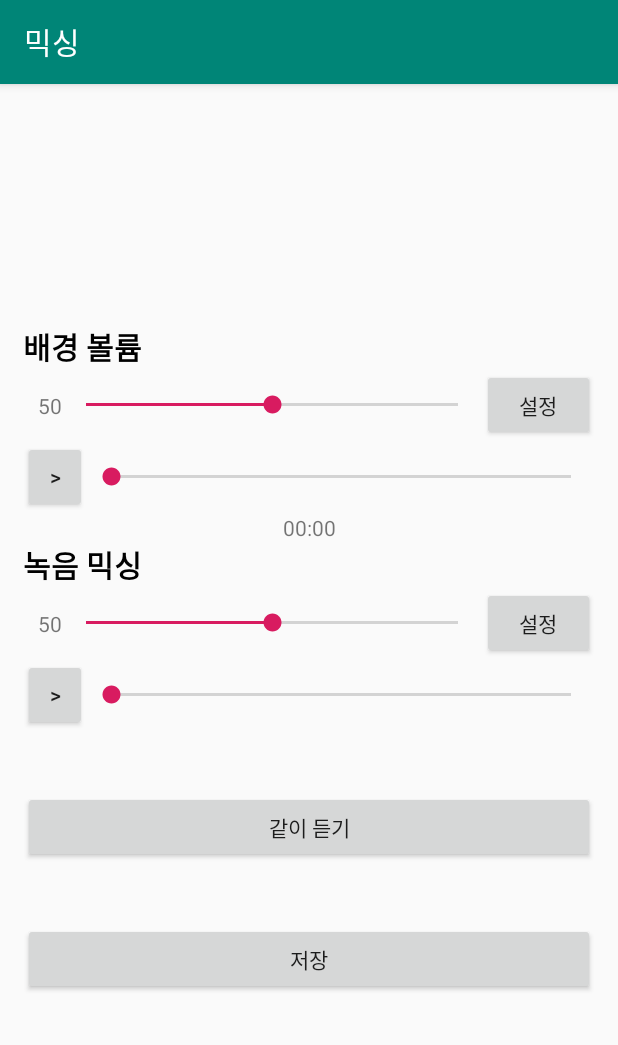
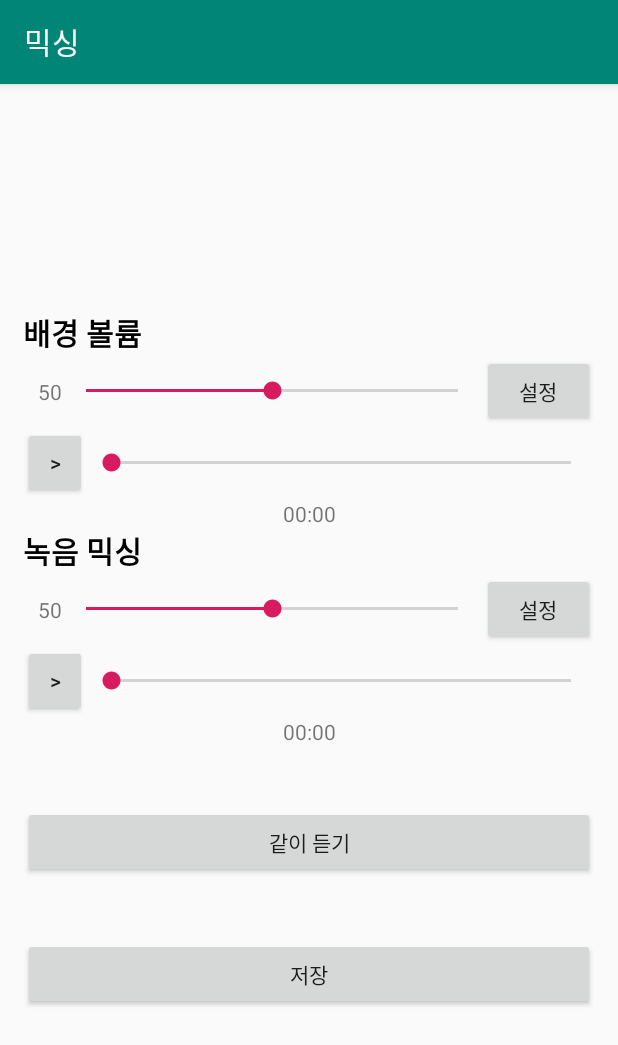
Before and after one commit to kkjunhyeok/underdog, an Android app: the mixing screen opened directly, with no data from a screen before it, after a tap on "설정", on a phone screen of 412 x 824 dp. Shown: the top 1045 px of the screen. Run offline under Robolectric (Android 15) with nearby library versions, the phone set to English and light mode, and no system bars; libraries missing offline, so code that uses them is left out: com.arthenica.mobileffmpeg; 15 statements that could not run were skipped.

Commit message:
add mixing(vol + mix)

```diff
--- a/camera/src/main/java/com/underdog/raver/mixing.java
+++ b/camera/src/main/java/com/underdog/raver/mixing.java
@@ -42,29 +42,32 @@ public class mixing extends AppCompatActivity {
     private Button btn_set_vol, btn_set_mix, btn_play_vol, btn_play_mix;
     Button btn_merge, btn_save;
     TextView num_vol, num_mix;
-    String[] command;
+    String[] command_vol, command_mix;
     private MediaPlayer mediaPlayer_mp3, mediaPlayer_mp4;
-    Uri uri_mp3 ; //바꾸는거 mp3
-    private Handler handler;
-    private Runnable runnable;
+    Uri uri_mp3, uri_mp4; //바꾸는거 mp3
+    private Handler handler_vol, handler_mix;
+    private Runnable runnable_vol, runnable_mix ;
 
     @Override
     protected void onCreate(@Nullable Bundle savedInstanceState) {
         super.onCreate(savedInstanceState);
         setContentView(R.layout.activity_mixing);
         getSupportActionBar().setTitle("믹싱");
-        handler = new Handler();
+        handler_vol = new Handler();
+        handler_mix = new Handler();
 
         Toast.makeText(this, "동영상 자르기 완료", Toast.LENGTH_LONG).show();
 
         String videoPath = getIntent().getStringExtra("videoPath");
         String mp3Path = getIntent().getStringExtra("mp3Path");
         String changedmp3=mp3Path.replaceAll("_trim.mp3","_changeVol.mp3");
+        String changedmp4=mp3Path.replaceAll("_trim.mp3","_changeVol.mp4");
 
 
         Uri uri_video = Uri.parse(videoPath);
         Uri uri_ori = Uri.parse(mp3Path);
         uri_mp3 = Uri.parse(changedmp3);
+        uri_mp4 = Uri.parse(changedmp4);
 
         num_vol=findViewById(R.id.num_vol); //옆에 뜨는 숫자
         change_vol=findViewById(R.id.seek_bgm);
@@ -72,8 +75,15 @@ public class mixing extends AppCompatActivity {
         btn_play_vol=findViewById(R.id.play_bgm);
         play_vol=findViewById(R.id.play_bgm_seek);
 
-        TextView time_vol = (TextView)findViewById(R.id.textView6);
+        num_mix=findViewById(R.id.num_mix);
+        change_mix=findViewById(R.id.seek_mix);
+        btn_set_mix=findViewById(R.id.set_mix);
+        btn_play_mix=findViewById(R.id.play_mix);
+        play_mix=findViewById(R.id.play_mix_seek);
 
+
+        TextView time_vol = (TextView)findViewById(R.id.time_vol);
+        TextView time_mix = (TextView)findViewById(R.id.time_mix);
 
 
         //볼륨조절쪽
@@ -99,21 +109,9 @@ public class mixing extends AppCompatActivity {
             public void onClick(View v) {
                 float volvalue = Float.parseFloat(num_vol.getText().toString());
 
-                //ffmpeg -y -i 1.mp4 -filter:a volume=2.0 -c:v copy -c:a aac -map 0 result.mp4
-//                File file = new File(changedmp3);
-////                if(file.exists()) {
-////                    file.delete();
-////                    command = new String[]{"-i",mp3Path,"-filter:a","volume="+volvalue/50,changedmp3};
-////                    //command = new String[]{"-y","-i",mp3Path,"-filter:a","volume="+volvalue/50,"-c:v","copy","-c:a","aac","-map","0",changedmp3};
-////                    execffmpegBinary(command);
-////                }else{
-////                    command = new String[]{"-i",mp3Path,"-filter:a","volume="+volvalue/50,changedmp3};
-////                    //command = new String[]{"-y","-i",mp3Path,"-filter:a","volume="+volvalue/50,"-c:v","copy","-c:a","aac","-map","0",changedmp3};
-////                    execffmpegBinary(command);
-////                }
                 mediaPlayer_mp3.stop();
-                command = new String[]{"-y","-i",mp3Path,"-filter:a","volume="+volvalue/50,changedmp3};
-                execffmpegBinary(command);
+                command_vol = new String[]{"-y","-i",mp3Path,"-filter:a","volume="+volvalue/50,changedmp3};
+                execffmpegBinary(command_vol);
 
                 btn_play_vol.setText(">");
                 time_vol.setText("00:00");
@@ -123,7 +121,7 @@ public class mixing extends AppCompatActivity {
             }
 
         });
-        //
+        //미디어플레이어
         mediaPlayer_mp3.setOnPreparedListener(new MediaPlayer.OnPreparedListener() {
             @Override
             public void onPrepared(MediaPlayer mediaPlayer_mp3) {
@@ -137,7 +135,7 @@ public class mixing extends AppCompatActivity {
                         if(btn_play_vol.getText().toString().equals(">")) {
                             mediaPlayer_mp3.start();
                             btn_play_vol.setText("||");
-                            changeSeekbar();
+                            changeSeekbar_vol();
                         }
                         else{
                             mediaPlayer_mp3.pause();
@@ -148,6 +146,7 @@ public class mixing extends AppCompatActivity {
 
             }
         });
+        //볼륨시작
         play_vol.setOnSeekBarChangeListener(new SeekBar.OnSeekBarChangeListener() {
             @Override
             public void onProgressChanged(SeekBar seekBar, int progress, boolean fromUser) {
@@ -173,24 +172,112 @@ public class mixing extends AppCompatActivity {
         });
 
 
+        /*믹싱쪽*/
+        mediaPlayer_mp4 = MediaPlayer.create(this,uri_mp4);
+        play_mix.setMax(mediaPlayer_mp4.getDuration());
+        change_mix.setOnSeekBarChangeListener(new SeekBar.OnSeekBarChangeListener() {
+            @Override
+            public void onProgressChanged(SeekBar seekBar, int progress, boolean fromUser) {
+                num_mix.setText(String.valueOf(progress));
+            }
+            @Override
+            public void onStartTrackingTouch(SeekBar seekBar) {
 
+            }
+            @Override
+            public void onStopTrackingTouch(SeekBar seekBar) {
+            }
+        });
+        btn_set_mix.setOnClickListener(new View.OnClickListener() {
+            @Override
+            public void onClick(View v) {
+                float mixvalue = Float.parseFloat(num_mix.getText().toString());
+                mediaPlayer_mp4.stop();
+                command_mix = new String[]{"-y","-i",videoPath,"-filter:a","volume="+mixvalue/50,changedmp4};
+                command_mix = new String[]{"-y","-i", videoPath, "-map","0","-c:v","copy","-af","aecho=0.6:0.5:1000:0.5", changedmp4};
+                execffmpegBinary_mix(command_mix);
+
+                btn_play_mix.setText(">");
+                time_mix.setText("00:00");
+
+            }
+
+        });
+        mediaPlayer_mp4.setOnPreparedListener(new MediaPlayer.OnPreparedListener() {
+            @Override
+            public void onPrepared(MediaPlayer mediaPlayer_mp3) {
+                mediaPlayer_mp4.start();
+                mediaPlayer_mp4.pause();
+
+                btn_play_mix.setOnClickListener(new View.OnClickListener() {
+
+                    @Override
+                    public void onClick(View v) {
+                        if(btn_play_mix.getText().toString().equals(">")) {
+                            mediaPlayer_mp4.start();
+                            btn_play_mix.setText("||");
+                            changeSeekbar_mix();
+                        }
+                        else{
+                            mediaPlayer_mp4.pause();
+                            btn_play_mix.setText(">");
+                        }
+                    }
+                });
+
+            }
+        });
+        play_mix.setOnSeekBarChangeListener(new SeekBar.OnSeekBarChangeListener() {
+            @Override
+            public void onProgressChanged(SeekBar seekBar, int progress, boolean fromUser) {
+                if(fromUser){
+                    mediaPlayer_mp4.seekTo(progress);
+                }
+                int m = progress / 60000;
+                int s = (progress % 60000) / 1000;
+                String strTime = String.format("%02d:%02d", m, s);
+                time_mix.setText(strTime);
+
+            }
+
+            @Override
+            public void onStartTrackingTouch(SeekBar seekBar) {
+
+            }
+
+            @Override
+            public void onStopTrackingTouch(SeekBar seekBar) {
+
+            }
+        });
 
     }
 
 
-    public void changeSeekbar(){
+    public void changeSeekbar_vol(){
         play_vol.setProgress(mediaPlayer_mp3.getCurrentPosition());
         if(mediaPlayer_mp3.isPlaying()){
-            runnable = new Runnable() {
+            runnable_vol = new Runnable() {
                 @Override
                 public void run() {
-                    changeSeekbar();
+                    changeSeekbar_vol();
                 }
             };
-            handler.postDelayed(runnable,1000);
+            handler_vol.postDelayed(runnable_vol,1000);
         }
     }
-
+    public void changeSeekbar_mix(){
+        play_mix.setProgress(mediaPlayer_mp4.getCurrentPosition());
+        if(mediaPlayer_mp4.isPlaying()){
+            runnable_mix = new Runnable() {
+                @Override
+                public void run() {
+                    changeSeekbar_mix();
+                }
+            };
+            handler_mix.postDelayed(runnable_mix,1000);
+        }
+    }
 
 
 
@@ -271,7 +358,7 @@ public class mixing extends AppCompatActivity {
                 if (returnCode == RETURN_CODE_SUCCESS) {
                     //  progressDialog.dismiss();료
                     Toast.makeText(getApplicationContext(), "변경 완료", Toast.LENGTH_SHORT).show();
-                    Log.d(Config.TAG, "finished command: ffmpeg" + Arrays.toString(command));
+                    Log.d(Config.TAG, "finished command: ffmpeg" + Arrays.toString(command_vol));
                     mediaPlayer_mp3 = MediaPlayer.create(getApplicationContext(),uri_mp3);
                     mediaPlayer_mp3.setOnPreparedListener(new MediaPlayer.OnPreparedListener() {
                         @Override
@@ -286,7 +373,7 @@ public class mixing extends AppCompatActivity {
                                     if(btn_play_vol.getText().toString().equals(">")) {
                                         mediaPlayer_mp3.start();
                                         btn_play_vol.setText("||");
-                                        changeSeekbar();
+                                        changeSeekbar_vol();
                                     }
                                     else{
                                         mediaPlayer_mp3.pause();
@@ -308,6 +395,73 @@ public class mixing extends AppCompatActivity {
             }
         });
     }
+    private void execffmpegBinary_mix(final String[] command) {
+        Config.enableLogCallback(new LogCallback() {
+            @Override
+            public void apply(LogMessage message) {
+                Log.e(Config.TAG, message.getText());
+            }
+        });
+
+        Config.enableLogCallback(new LogCallback() {
+            @Override
+            public void apply(LogMessage message) {
+                Log.e(Config.TAG, message.getText());
+            }
+        });
+
+        Config.enableStatisticsCallback(new StatisticsCallback() {
+            @Override
+            public void apply(Statistics newStatistics) {
+
+            }
+        });
+        Log.d(TAG, "Started command : ffmpeg " + Arrays.toString(command));
+
+
+        long executionId = FFmpeg.executeAsync(command, new ExecuteCallback() {
+            @Override
+            public void apply(long executionId, int returnCode) {
+                if (returnCode == RETURN_CODE_SUCCESS) {
+                    //  progressDialog.dismiss();료
+                    Toast.makeText(getApplicationContext(), "변경 완료", Toast.LENGTH_SHORT).show();
+                    Log.d(Config.TAG, "finished command: ffmpeg" + Arrays.toString(command_mix));
+                    mediaPlayer_mp4 = MediaPlayer.create(getApplicationContext(),uri_mp4);
+                    mediaPlayer_mp4.setOnPreparedListener(new MediaPlayer.OnPreparedListener() {
+                        @Override
+                        public void onPrepared(MediaPlayer mediaPlayer_mp4) {
+                            mediaPlayer_mp4.start();
+                            mediaPlayer_mp4.pause();
+
+                            btn_play_mix.setOnClickListener(new View.OnClickListener() {
+
+                                @Override
+                                public void onClick(View v) {
+                                    if(btn_play_mix.getText().toString().equals(">")) {
+                                        mediaPlayer_mp4.start();
+                                        btn_play_mix.setText("||");
+                                        changeSeekbar_mix();
+                                    }
+                                    else{
+                                        mediaPlayer_mp4.pause();
+                                        btn_play_mix.setText(">");
+                                    }
+                                }
+                            });
+
+                        }
+                    });
+
+                    mediaPlayer_mp4.seekTo(0);
+                    play_mix.setProgress(0);
+                } else if (returnCode == RETURN_CODE_CANCEL) {
+                    Log.e(Config.TAG, "Async command execution canceled by user");
+                } else {
+                    Log.e(Config.TAG, format("Async command execution failed with returncode = %d", returnCode));
+                }
+            }
+        });
+    }
 
 
 }
--- a/camera/src/main/res/layout/activity_mixing.xml
+++ b/camera/src/main/res/layout/activity_mixing.xml
@@ -77,7 +77,7 @@
         </LinearLayout>
 
         <TextView
-            android:id="@+id/textView6"
+            android:id="@+id/time_vol"
             android:layout_width="match_parent"
             android:layout_height="wrap_content"
             android:gravity="right"
@@ -147,6 +147,14 @@
 
         </LinearLayout>
 
+        <TextView
+            android:id="@+id/time_mix"
+            android:layout_width="match_parent"
+            android:layout_height="wrap_content"
+            android:gravity="right"
+            android:text="00:00"
+            android:textAlignment="center" />
+
         <Button
             android:id="@+id/button3"
             android:layout_width="match_parent"
```
Also changed, not shown: camera/src/main/java/com/underdog/raver/videoTrimmer.java (+12 -12 lines).
